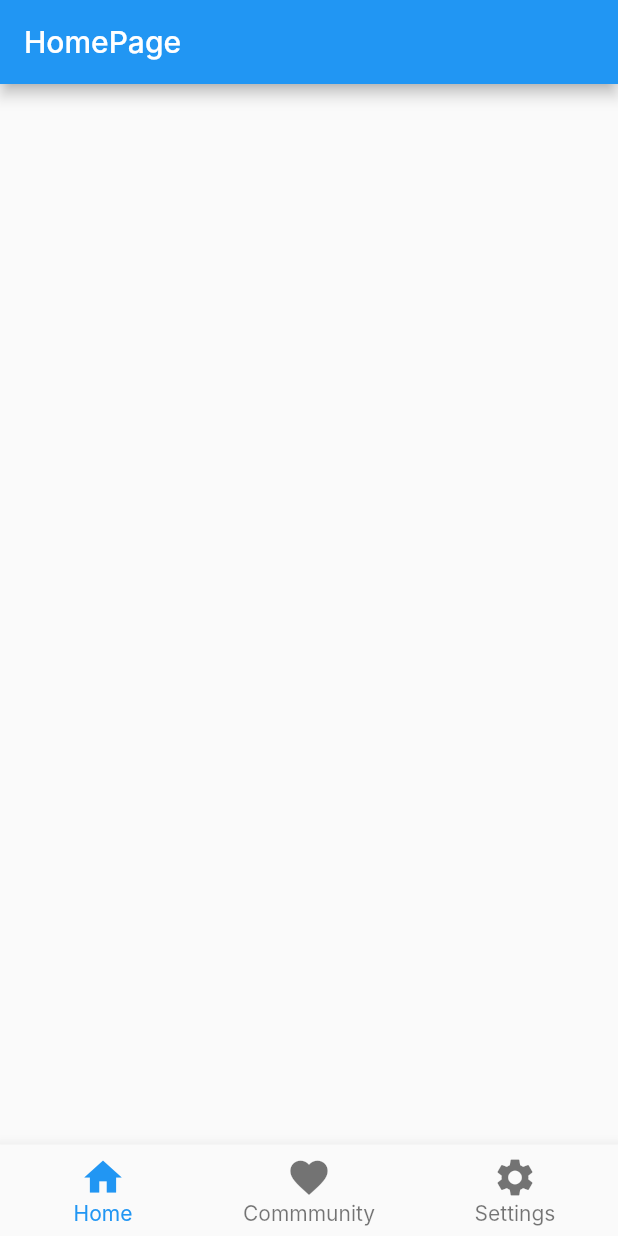
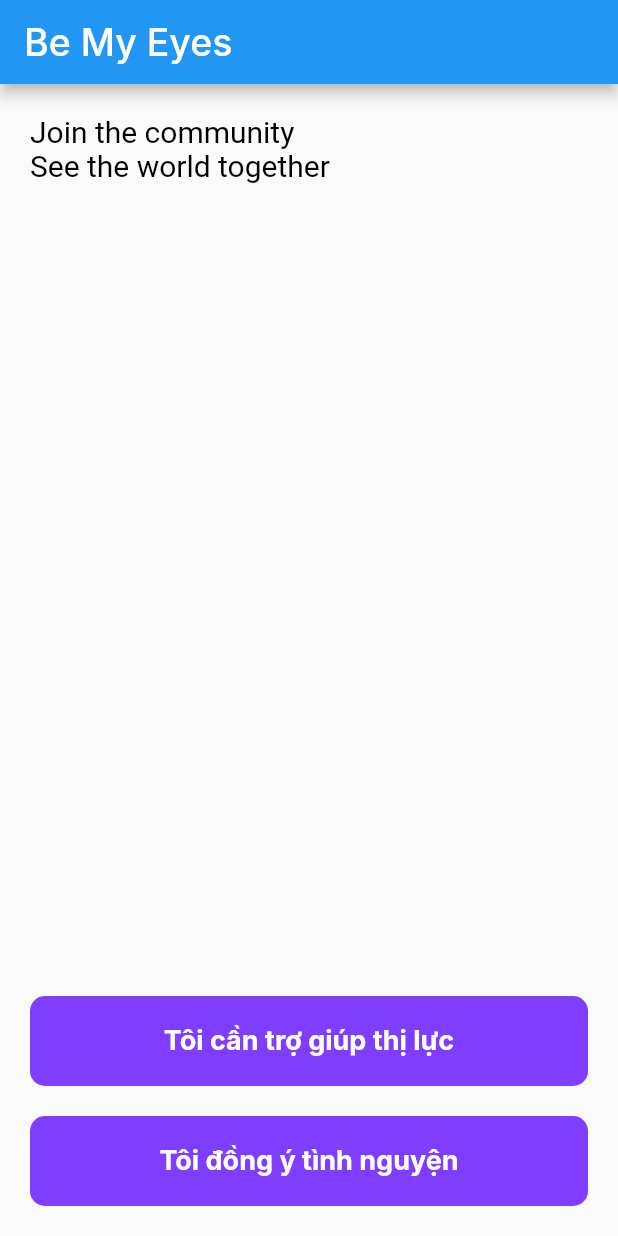
Before and after one commit to LnG-a/Your-Eyes, a Flutter app: the screen it shows after launch, on a phone screen of 412 x 824 dp. Run offline on Flutter 3.47's test engine with Material 2 defaults, Android fonts, the phone set to English and light mode, and no system bars; Roboto replaces fonts that are missing (Inter).

Commit message:
Get Started UI

```diff
--- a/lib/main.dart
+++ b/lib/main.dart
@@ -1,6 +1,5 @@
 import 'package:flutter/material.dart';
-
-import 'main_page.dart';
+import 'package:your_eyes/started_page.dart';
 
 void main() {
   runApp(const MyApp());
@@ -18,7 +17,7 @@
         fontFamily: 'Inter',
         primarySwatch: Colors.blue,
       ),
-      home: MainPage(),
+      home: const StartedPage(),
     );
   }
 }
--- a/lib/main_page.dart
+++ b/lib/main_page.dart
@@ -20,7 +20,7 @@
     ),
     const BottomNavigationBarItem(
         icon: Icon(Icons.favorite,size: 30),
-        label: "Commmunity",
+        label: "Community",
     ),
     const BottomNavigationBarItem(
         icon: Icon(Icons.settings,size: 30),
--- /dev/null
+++ b/lib/started_page.dart
@@ -0,0 +1,108 @@
+import 'package:flutter/material.dart';
+import 'package:your_eyes/login.dart';
+
+class StartedPage extends StatelessWidget {
+  const StartedPage({Key? key}) : super(key: key);
+
+  @override
+  Widget build(BuildContext context) {
+    return Scaffold(
+      appBar: AppBar(
+        title: const Text(
+            "Be My Eyes",
+          style: TextStyle(fontSize: 25),
+        ),
+      ),
+      body: Column(
+        crossAxisAlignment: CrossAxisAlignment.start,
+        children: [
+          Expanded(
+            child: Container(
+              padding: const EdgeInsets.all(20),
+              child: RichText(
+                textAlign: TextAlign.left,
+                  text: const TextSpan(
+                    text: "Join the community \n",
+                    style: TextStyle(
+                      fontSize: 20,
+                      color: Colors.black,
+                    ),
+                    children: [
+                      TextSpan(
+                        text: "See the world together",
+                        style: TextStyle(
+                          fontSize: 20,
+                          color: Colors.black,
+                        ),
+                      ),
+                    ]
+                  ),
+              ),
+            ),
+          ),
+          Container(
+            padding: const EdgeInsets.all(20),
+            child: Column(
+              mainAxisAlignment: MainAxisAlignment.spaceBetween,
+              children: [
+                SizedBox(
+                  height: 60,
+                  width: 400,
+                  child: TextButton(
+                    onPressed: () {},
+                    style: ButtonStyle(
+                      backgroundColor: MaterialStateProperty.all(const Color(0xff7F3DFF),),
+                      shape: MaterialStateProperty.all(RoundedRectangleBorder(
+                        borderRadius: BorderRadius.circular(10),
+                      )),
+                    ),
+                    child: const Text(
+                      "Tôi cần trợ giúp thị lực",
+                      style: TextStyle(
+                        color: Colors.white,
+                        fontWeight: FontWeight.bold,
+                        fontSize: 18,
+                      ),
+                    ),
+                  ),
+                ),
+                const SizedBox(height: 20),
+                SizedBox(
+                  height: 60,
+                  width: 400,
+                  child: TextButton(
+                    onPressed: () {
+                      Navigator.push(
+                        context,
+                        MaterialPageRoute(
+                          builder: (context) {
+                            return const Login();
+                          },
+                        ),
+                      );
+                    },
+                    style: ButtonStyle(
+                      backgroundColor: MaterialStateProperty.all(const Color(0xff7F3DFF),),
+                      shape: MaterialStateProperty.all(RoundedRectangleBorder(
+                        borderRadius: BorderRadius.circular(10),
+                      )),
+                    ),
+                    child: const Text(
+                      "Tôi đồng ý tình nguyện",
+                      style: TextStyle(
+                        color: Colors.white,
+                        fontWeight: FontWeight.bold,
+                        fontSize: 18,
+                      ),
+                    ),
+                  ),
+                ),
+              ],
+            ),
+          ),
+          //SizedBox(height: 60,),
+        ],
+      ),
+    );
+  }
+}
```
Also changed, not shown: lib/login.dart (added, +116 -0 lines), pubspec.lock.
